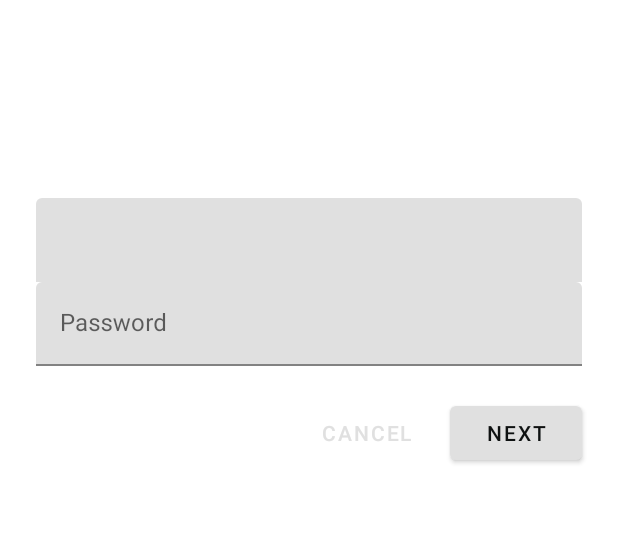
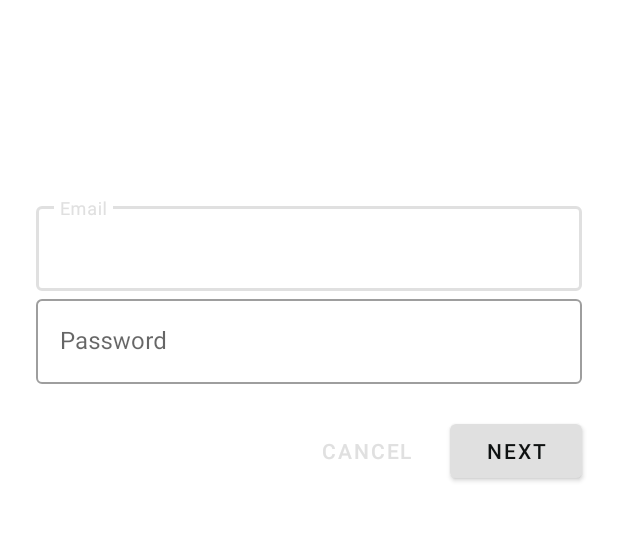
Before and after one commit to Hansaanuradha93/mLender, an Android app: the screen it shows after launch (MainActivity), on a phone screen of 412 x 824 dp, the part 261-802 px from its top. Run offline under Robolectric (Android 15) with nearby library versions, the phone set to English and light mode, and no system bars; our stand-ins replace Firebase (no records; nobody signed in at launch, a user with empty details on screens opened directly).

Commit message:
layout changes in Main Activity

```diff
--- a/app/src/main/res/layout/activity_main.xml
+++ b/app/src/main/res/layout/activity_main.xml
@@ -38,7 +38,8 @@
         <android.support.design.widget.TextInputLayout
             android:layout_width="match_parent"
             android:layout_height="wrap_content"
-            android:hint="@string/mLender_username">
+            android:hint="@string/mLender_username"
+            style="@style/Widget.MaterialComponents.TextInputLayout.OutlinedBox">
 
             <android.support.design.widget.TextInputEditText
                 android:id="@+id/emailEditText"
@@ -53,7 +54,8 @@
             android:layout_width="match_parent"
             android:layout_height="wrap_content"
             android:hint="@string/mLender_password"
-            app:errorEnabled="true">
+            app:errorEnabled="true"
+            style="@style/Widget.MaterialComponents.TextInputLayout.OutlinedBox">
 
             <android.support.design.widget.TextInputEditText
                 android:id="@+id/passwordEditText"
```
